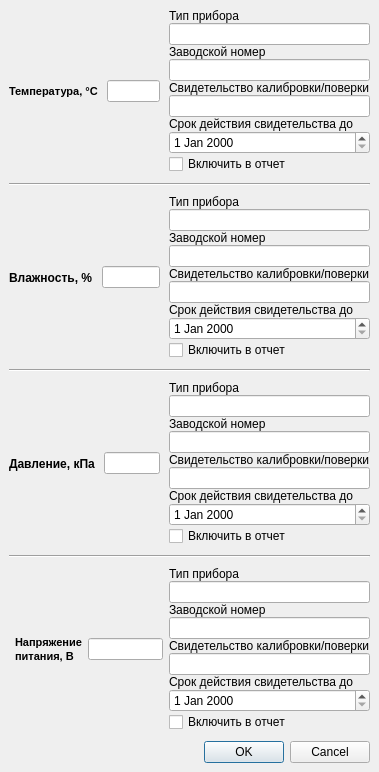
First picture: the form in general/environmentdialog.ui, repository AleksanderBY/Kalibri2, before the edit.
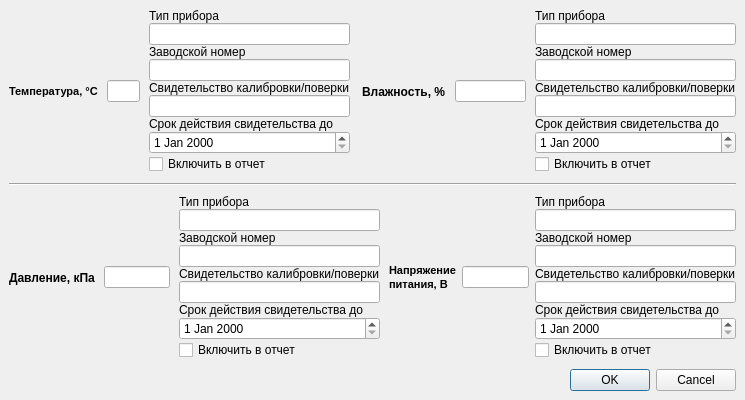
Second picture: the form after the edit.

Diff of the .ui file:
```diff
--- a/general/environmentdialog.ui
+++ b/general/environmentdialog.ui
@@ -6,8 +6,8 @@
    <rect>
     <x>0</x>
     <y>0</y>
-    <width>379</width>
-    <height>725</height>
+    <width>745</width>
+    <height>383</height>
    </rect>
   </property>
   <property name="windowTitle">
@@ -33,6 +33,8 @@
     <number>9</number>
    </property>
    <item>
+    <layout class="QHBoxLayout" name="horizontalLayout_5">
+     <item>
     <layout class="QHBoxLayout" name="horizontalLayout">
      <property name="sizeConstraint">
       <enum>QLayout::SetMinimumSize</enum>
@@ -121,15 +123,6 @@
        </item>
       </layout>
      </item>
-    </layout>
-   </item>
-   <item>
-    <widget class="Line" name="line">
-     <property name="orientation">
-      <enum>Qt::Horizontal</enum>
-     </property>
-    </widget>
-   </item>
    <item>
     <layout class="QHBoxLayout" name="horizontalLayout_2">
      <property name="sizeConstraint">
@@ -220,13 +213,19 @@
      </item>
     </layout>
    </item>
+      </layout>
+     </item>
+    </layout>
+   </item>
    <item>
-    <widget class="Line" name="line_2">
+    <widget class="Line" name="line_3">
      <property name="orientation">
       <enum>Qt::Horizontal</enum>
      </property>
     </widget>
    </item>
+   <item>
+    <layout class="QHBoxLayout" name="horizontalLayout_6">
    <item>
     <layout class="QHBoxLayout" name="horizontalLayout_3">
      <property name="sizeConstraint">
@@ -317,13 +316,6 @@
      </item>
     </layout>
    </item>
-   <item>
-    <widget class="Line" name="line_3">
-     <property name="orientation">
-      <enum>Qt::Horizontal</enum>
-     </property>
-    </widget>
-   </item>
    <item>
     <layout class="QHBoxLayout" name="horizontalLayout_4">
      <property name="spacing">
@@ -417,6 +409,8 @@
           <string>Включить в отчет</string>
          </property>
         </widget>
+         </item>
+        </layout>
        </item>
       </layout>
      </item>
```
Lines whose indentation alone changed are shown as unchanged.
